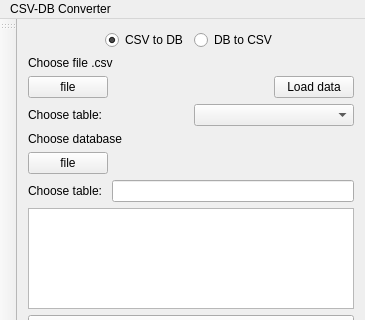
Before: the Qt Designer form mainwindow.ui in evrrn/DbCsvConverter, drawn with Qt 5; both pictures show x 0 to 365 and y 0 to 320 of the 365 by 478 pixel window.
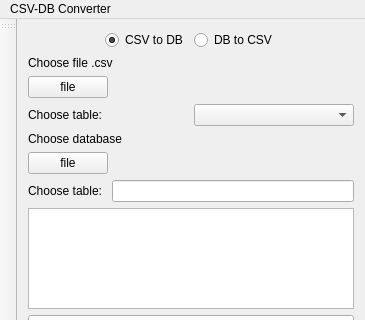
After: the same form once the commit is applied.

Commit message: 1.delete loadDataButton 2.add empty tableName 3.improve style

Patch:
```diff
--- a/mainwindow.ui
+++ b/mainwindow.ui
@@ -112,13 +112,6 @@
           </property>
          </spacer>
         </item>
-        <item>
-         <widget class="QPushButton" name="loadDataButton">
-          <property name="text">
-           <string>Load data</string>
-          </property>
-         </widget>
-        </item>
        </layout>
       </item>
       <item>
```
The commit also changes 6 other files.
